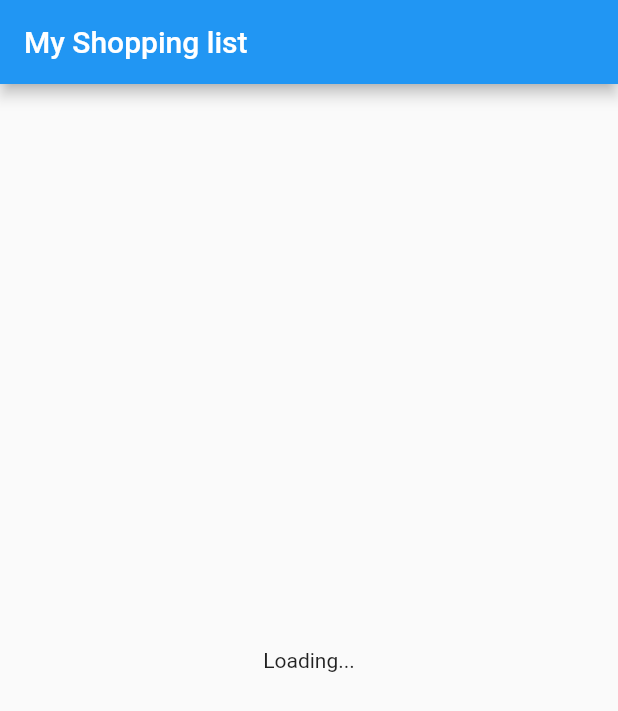
After one commit to Wolfimschafspelz/shopping_list, a Flutter app: the screen it shows after launch, on a phone screen of 412 x 824 dp. The commit adds this screen. Shown: the top 711 px of the screen. Run offline on Flutter 3.47's test engine with Material 2 defaults, Android fonts, the phone set to English and light mode, and no system bars.

Commit message:
Improved visuals and added own class for loading screen

```diff
--- /dev/null
+++ b/lib/loading_screen.dart
@@ -0,0 +1,13 @@
+import 'package:flutter/cupertino.dart';
+
+class LoadingScreen extends StatelessWidget {
+  const LoadingScreen({Key? key}) : super(key: key);
+
+  @override
+  Widget build(BuildContext context) {
+    return const Center(
+        child: Text('Loading...'),
+    );
+  }
+
+}
--- a/lib/shopping_item.dart
+++ b/lib/shopping_item.dart
@@ -3,7 +3,7 @@
 class ShoppingItem {
   bool? bought;
   final String name;
-  final int amount;
+  final int? amount;
 
   ShoppingItem(this.bought, this.name, this.amount);
 
@@ -11,7 +11,7 @@ class ShoppingItem {
   {
     final bought = data['bought'] as bool?;
     final name = data['name'] as String;
-    final amount = data['amount'] as int;
+    final amount = data['amount'] as int?;
     return ShoppingItem(bought, name, amount);
   }
 
--- a/lib/shopping_list.dart
+++ b/lib/shopping_list.dart
@@ -1,4 +1,5 @@
 import 'package:flutter/material.dart';
+import 'package:shopping_list/loading_screen.dart';
 import 'shopping_item.dart';
 import 'package:path_provider/path_provider.dart';
 import 'dart:io';
@@ -25,6 +26,7 @@ class _ItemViewState extends State<ShoppingItemView> {
                 widget.item.bought = state;
               });
             }),
+
         Text(widget.item.name),
       ],
     );
@@ -106,6 +108,10 @@ class _ShoppingListViewState extends State<ShoppingListView> {
                   child: Row(
                     children: [
                       ElevatedButton(
+                        style: ElevatedButton.styleFrom(
+                          shape: const CircleBorder(),
+                        ),
+
                         onPressed: () {
                           setState(() {
                             snapshot.data.removeWhere((element) =>
@@ -119,6 +125,11 @@ class _ShoppingListViewState extends State<ShoppingListView> {
                       Flexible(
                         child: TextField(
                           showCursor: true,
+                          decoration: const InputDecoration(
+                            border: OutlineInputBorder(),
+                            isDense: true,
+                            labelText: 'item name',
+                          ),
                           onChanged: (String value) {
                             name = value;
                           },
@@ -126,6 +137,10 @@ class _ShoppingListViewState extends State<ShoppingListView> {
                       ),
 
                       ElevatedButton(
+                        style: ElevatedButton.styleFrom(
+                          shape: const CircleBorder(),
+                        ),
+
                         onPressed: () {
                           if (name == '') {
                             return;
@@ -133,11 +148,12 @@ class _ShoppingListViewState extends State<ShoppingListView> {
 
                           setState(() {
                             ShoppingItem toInsert = ShoppingItem(
-                                  false, name, 0);
+                                false, name, null);
                             snapshot.data.add(toInsert);
                             saveList(snapshot);
                           });
                         },
+
                         child: const Text('+')),
                     ],
                   ),
@@ -146,7 +162,7 @@ class _ShoppingListViewState extends State<ShoppingListView> {
           );
         }
         else {
-          return const Text('Loading...');
+          return const LoadingScreen();
         }
       },
     );
```
Lines whose indentation alone changed are shown as unchanged.
